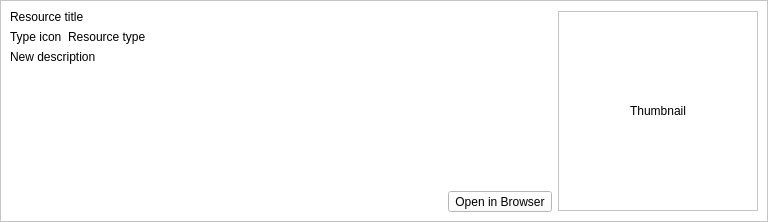
First picture: the form in src/qgis_geonode/ui/search_result_widget.ui, repository GeoNode/QGISGeoNodePlugin, before the edit.
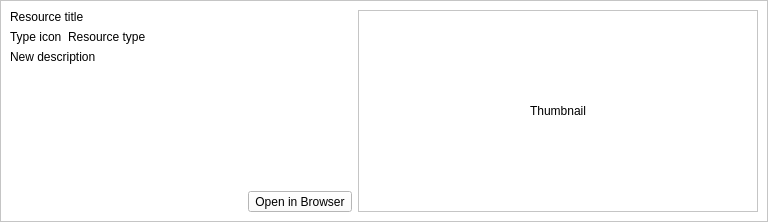
Second picture: the form after the edit.

What changed in the file:
```diff
--- a/src/qgis_geonode/ui/search_result_widget.ui
+++ b/src/qgis_geonode/ui/search_result_widget.ui
@@ -61,7 +61,7 @@
         <item>
          <widget class="QLabel" name="title_la">
           <property name="sizePolicy">
-           <sizepolicy hsizetype="Preferred" vsizetype="Preferred">
+           <sizepolicy hsizetype="Ignored" vsizetype="Preferred">
             <horstretch>0</horstretch>
             <verstretch>0</verstretch>
            </sizepolicy>
@@ -175,14 +175,14 @@
         <item>
          <widget class="QLabel" name="thumbnail_la">
           <property name="sizePolicy">
-           <sizepolicy hsizetype="Preferred" vsizetype="Fixed">
+           <sizepolicy hsizetype="Ignored" vsizetype="Ignored">
             <horstretch>0</horstretch>
             <verstretch>0</verstretch>
            </sizepolicy>
           </property>
           <property name="minimumSize">
            <size>
-            <width>200</width>
+            <width>400</width>
             <height>200</height>
            </size>
           </property>
```
